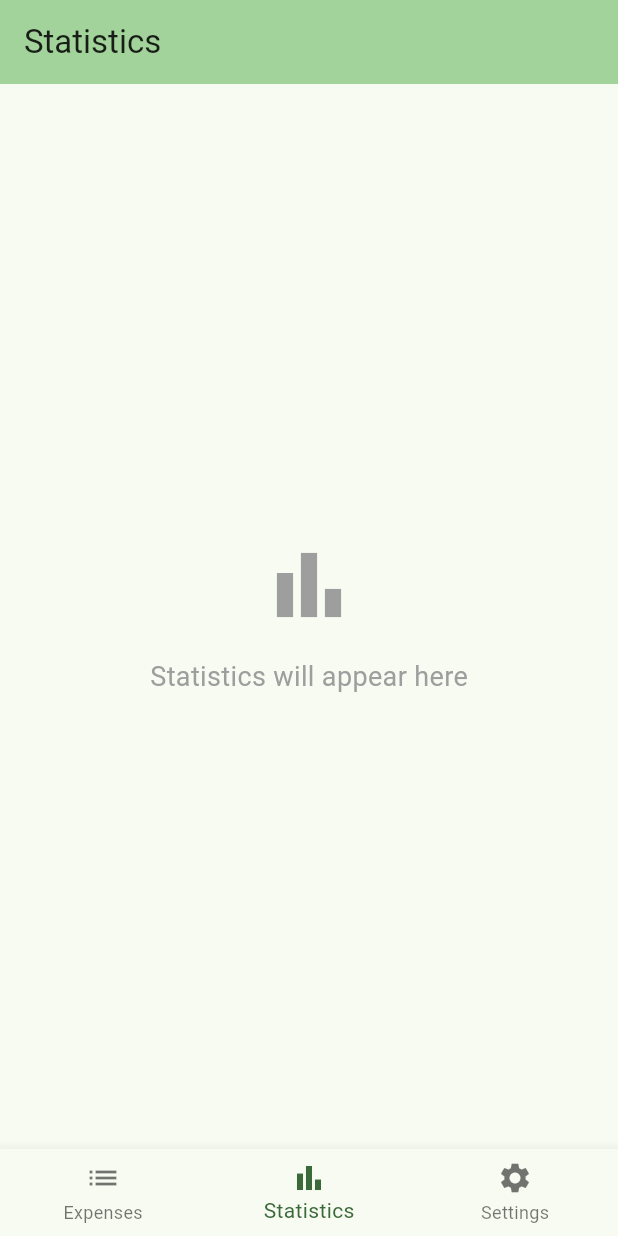
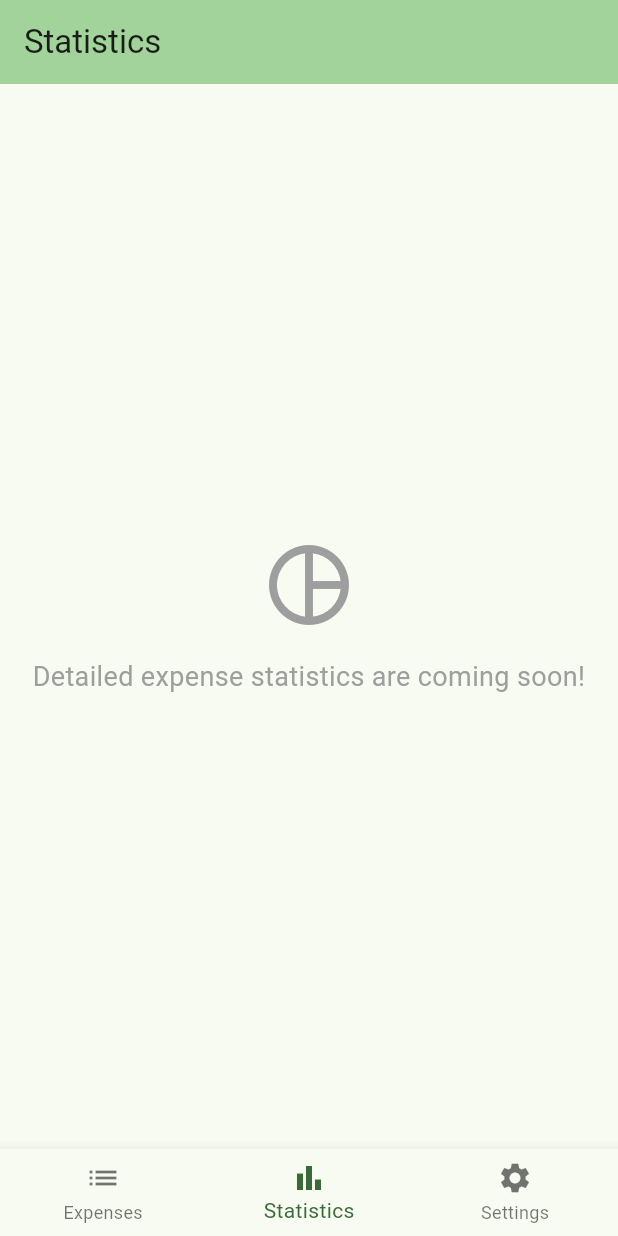
Before and after one commit to quadro-softworks/Expense-Tracker-, a Flutter app: the screen it shows after launch, item 2 of the bottom bar chosen, on a phone screen of 412 x 824 dp. Run offline on Flutter 3.47's test engine with Material 3 defaults, Android fonts, the phone set to English and light mode, and no system bars.

Commit message:
refactor: Update placeholder content in Statistics and Settings screens

```diff
--- a/lib/main.dart
+++ b/lib/main.dart
@@ -270,11 +270,12 @@ class StatisticsScreen extends StatelessWidget {
         child: Column(
           mainAxisAlignment: MainAxisAlignment.center,
           children: [
-            Icon(Icons.bar_chart, size: 64, color: Colors.grey),
+            Icon(Icons.pie_chart_outline, size: 64, color: Colors.grey),
             SizedBox(height: 16),
             Text(
-              'Statistics will appear here',
+              'Detailed expense statistics are coming soon!',
               style: TextStyle(fontSize: 18, color: Colors.grey),
+              textAlign: TextAlign.center,
             ),
           ],
         ),
@@ -297,11 +298,12 @@ class SettingsScreen extends StatelessWidget {
         child: Column(
           mainAxisAlignment: MainAxisAlignment.center,
           children: [
-            Icon(Icons.settings, size: 64, color: Colors.grey),
+            Icon(Icons.manage_accounts, size: 64, color: Colors.grey),
             SizedBox(height: 16),
             Text(
-              'Settings will appear here',
+              'App settings and preferences will be available here.',
               style: TextStyle(fontSize: 18, color: Colors.grey),
+              textAlign: TextAlign.center,
             ),
           ],
         ),
```
